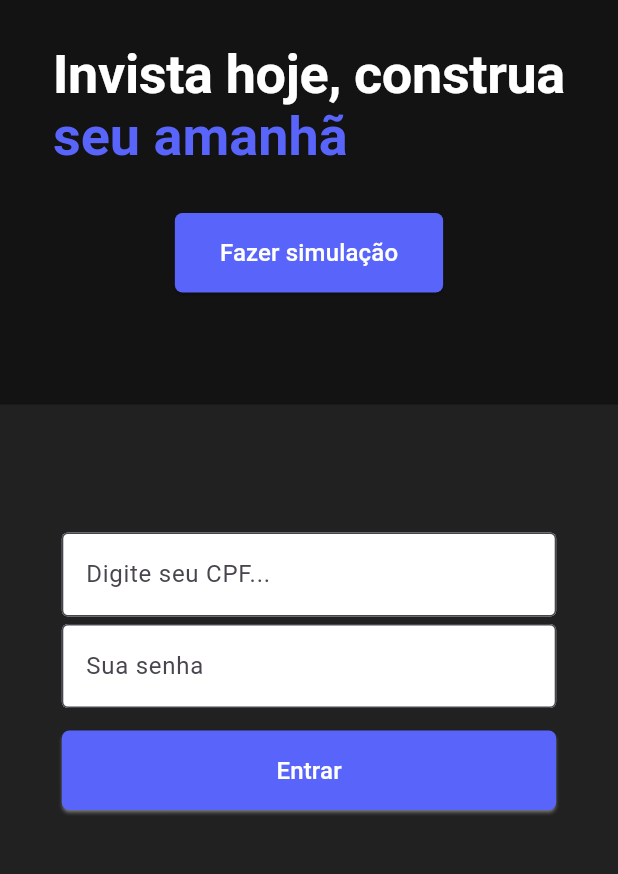
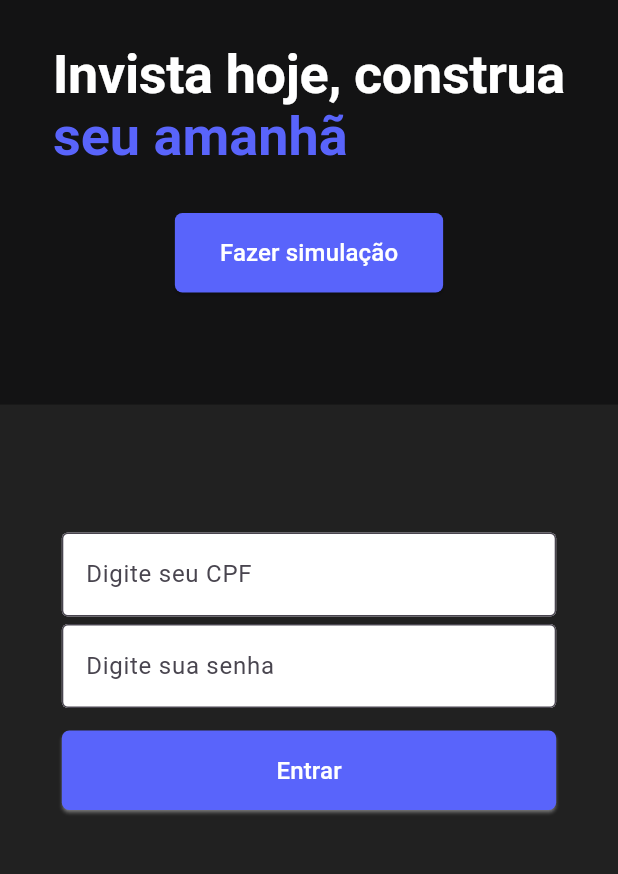
Before and after one commit to gabrielcarsa/durizi_app, a Flutter app: the screen it shows after launch, on a phone screen of 412 x 824 dp, the part 337-1211 px from its top. Run offline on Flutter 3.47's test engine with Material 3 defaults, Android fonts, the phone set to English and light mode, and no system bars; our stand-ins replace carousel_slider, firebase_core, firebase_database, firebase_storage, fl_chart, flutter_masked_text2 and 1 more; accounts and stored records are empty.

Commit message:
refactor: alteracao de mensagem de erro e campo senha obscureText

```diff
--- a/lib/pages/login.dart
+++ b/lib/pages/login.dart
@@ -50,7 +50,7 @@ class _LoginState extends State<Login> {
             .then((e) {
           setState(() {
             if (e == null) {
-              msgError = 'Cliente não encontrado!';
+              msgError = 'CPF ou senha estão incorretos.';
               _isLoadingLogin = false;
             } else {
               msgError = '';
@@ -227,7 +227,7 @@ class _LoginState extends State<Login> {
                           style: const TextStyle(color: Colors.black),
                           decoration: const InputDecoration(
                             filled: true,
-                            hintText: 'Digite seu CPF...',
+                            hintText: 'Digite seu CPF',
                             fillColor: Colors.white,
                             border: OutlineInputBorder(),
                           ),
@@ -246,11 +246,12 @@ class _LoginState extends State<Login> {
                         width: MediaQuery.of(context).size.width * 0.8,
                         child: TextFormField(
                           controller: _senhaController,
-                          keyboardType: TextInputType.visiblePassword,
+                          obscureText: true,
+                          keyboardType: TextInputType.text,
                           style: const TextStyle(color: Colors.black),
                           decoration: const InputDecoration(
                             filled: true,
-                            hintText: 'Sua senha',
+                            hintText: 'Digite sua senha',
                             fillColor: Colors.white,
                             border: OutlineInputBorder(),
                           ),
```
